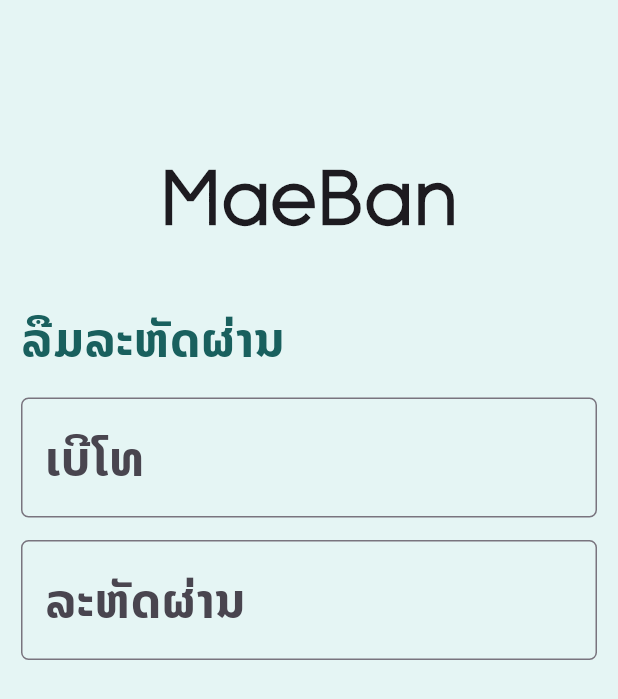
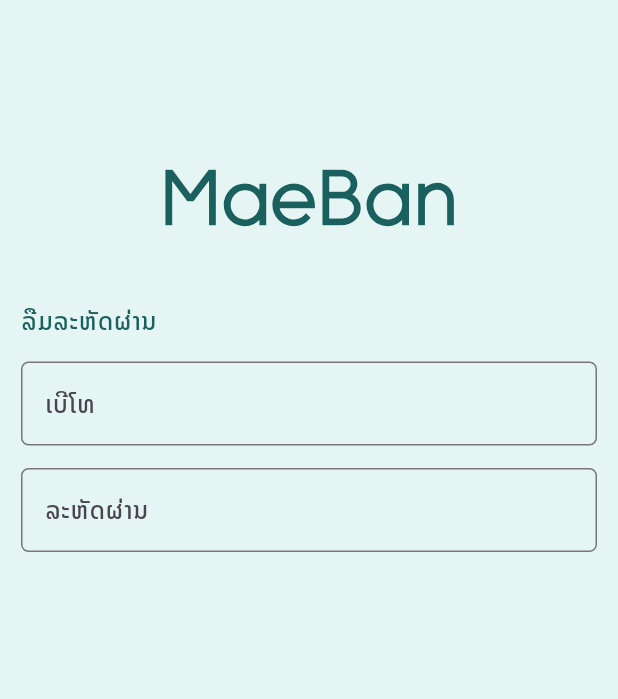
Before and after one commit to Arick0w0/cleaner-App, a Flutter app: the screen it shows after launch, on a phone screen of 412 x 824 dp. Shown: the top 699 px of the screen. Run offline on Flutter 3.47's test engine with Material 3 defaults, Android fonts, the light colour scheme and no system bars.

Commit message:
setup theme text

```diff
--- a/lib/core/theme/them.dart
+++ b/lib/core/theme/them.dart
@@ -1,8 +1,10 @@
 import 'package:flutter/material.dart';
+import 'package:mae_ban/core/constants/color.dart';
 import 'package:mae_ban/core/theme/widget_theme/text_theme.dart';
 
 class MAppTheme {
-  static ThemeData lightTheme = ThemeData(
+  static final ThemeData lightTheme = ThemeData(
     textTheme: mTextTheme.lightTextTheme,
+    scaffoldBackgroundColor: mPrimaryColor,
   );
 }
--- /dev/null
+++ b/lib/core/theme/widget_theme/inputDecoration_theme.dart
@@ -0,0 +1,12 @@
+import 'package:flutter/material.dart';
+import 'package:mae_ban/core/constants/color.dart';
+
+class mInputDecorationTheme {
+  _border([Color color = mSecondaryColor]) => OutlineInputBorder(
+        borderSide: BorderSide(
+          color: color,
+          width: 3,
+        ),
+        borderRadius: BorderRadius.circular(10),
+      );
+}
--- a/lib/core/theme/widget_theme/text_theme.dart
+++ b/lib/core/theme/widget_theme/text_theme.dart
@@ -3,29 +3,71 @@
 
 // ignore: camel_case_types
 class mTextTheme {
-  static TextTheme lightTextTheme = const TextTheme(
-    titleLarge: TextStyle(
-      fontFamily: 'Meticula',
-      fontSize: 50,
+  static TextTheme lightTextTheme = TextTheme(
+    headlineLarge: const TextStyle().copyWith(
+      fontFamily: 'NotoSansLao',
+      fontSize: 32.0,
+      fontWeight: FontWeight.bold,
+      color: mSecondaryColor,
+    ),
+    headlineMedium: const TextStyle().copyWith(
+      fontFamily: 'NotoSansLao',
+      fontSize: 24.0,
+      fontWeight: FontWeight.w600,
+      color: mSecondaryColor,
+    ),
+    headlineSmall: const TextStyle().copyWith(
+      fontFamily: 'NotoSansLao',
+      fontSize: 20.0,
+      fontWeight: FontWeight.w600,
+      color: mSecondaryColor,
+    ),
+    titleLarge: const TextStyle().copyWith(
+      fontFamily: 'NotoSansLao',
+      fontSize: 16.0,
+      fontWeight: FontWeight.w600,
+      color: mSecondaryColor,
+    ),
+    titleMedium: const TextStyle().copyWith(
+      fontFamily: 'NotoSansLao',
+      fontSize: 14.0,
+      fontWeight: FontWeight.w500,
+      color: mSecondaryColor,
+    ),
+    titleSmall: const TextStyle().copyWith(
+      fontFamily: 'NotoSansLao',
+      fontSize: 12.0,
       fontWeight: FontWeight.w400,
       color: mSecondaryColor,
     ),
-    headlineMedium: TextStyle(
-      fontFamily: 'Meticula',
-      fontSize: 32,
-      fontWeight: FontWeight.w900,
+    bodyLarge: const TextStyle().copyWith(
+      fontFamily: 'NotoSansLao',
+      fontSize: 16.0,
+      fontWeight: FontWeight.w500,
       color: mSecondaryColor,
     ),
-    // titleMedium: TextStyle(
-    //   fontFamily: 'Meticula',
-    //   fontSize: 32,
-    //   fontWeight: FontWeight.w800,
-    //   color: mSecondaryColor,
-    // ),
-    bodyLarge: TextStyle(
+    bodyMedium: const TextStyle().copyWith(
       fontFamily: 'NotoSansLao',
-      fontSize: 32,
-      fontWeight: FontWeight.w700,
+      fontSize: 14.0,
+      fontWeight: FontWeight.normal,
+      color: mSecondaryColor,
+    ),
+    bodySmall: const TextStyle().copyWith(
+      fontFamily: 'NotoSansLao',
+      fontSize: 12.0,
+      fontWeight: FontWeight.w500,
+      color: mSecondaryColor,
+    ),
+    labelLarge: const TextStyle().copyWith(
+      fontFamily: 'NotoSansLao',
+      fontSize: 14.0,
+      fontWeight: FontWeight.normal,
+      color: mSecondaryColor,
+    ),
+    labelMedium: const TextStyle().copyWith(
+      fontFamily: 'NotoSansLao',
+      fontSize: 12.0,
+      fontWeight: FontWeight.normal,
       color: mSecondaryColor,
     ),
   );
--- a/lib/feature/auth/persentation/pages/login_page.dart
+++ b/lib/feature/auth/persentation/pages/login_page.dart
@@ -20,7 +20,7 @@
           mainAxisAlignment: MainAxisAlignment.start,
           crossAxisAlignment: CrossAxisAlignment.start,
           children: [
-            Center(
+            const Center(
               child: Text(
                 mLogo,
                 // style: Theme.of(context).textTheme.titleLarge,
@@ -51,6 +51,16 @@
                   ),
                 ),
                 const SizedBox(height: 15),
+                // TextFormField(
+                //   style: const TextStyle(color: mSecondaryColor),
+                //   decoration: InputDecoration(
+                //     hintText: mPassword,
+                //     border: OutlineInputBorder(
+                //       borderRadius: BorderRadius.circular(5.0),
+                //     ),
+                //   ),
+                // ),
+
                 TextFormField(
                   style: const TextStyle(color: mSecondaryColor),
                   decoration: InputDecoration(
@@ -59,7 +69,7 @@
                       borderRadius: BorderRadius.circular(5.0),
                     ),
                   ),
-                ),
+                )
               ],
             )
           ],
```
Also changed, not shown: 43 other files.
